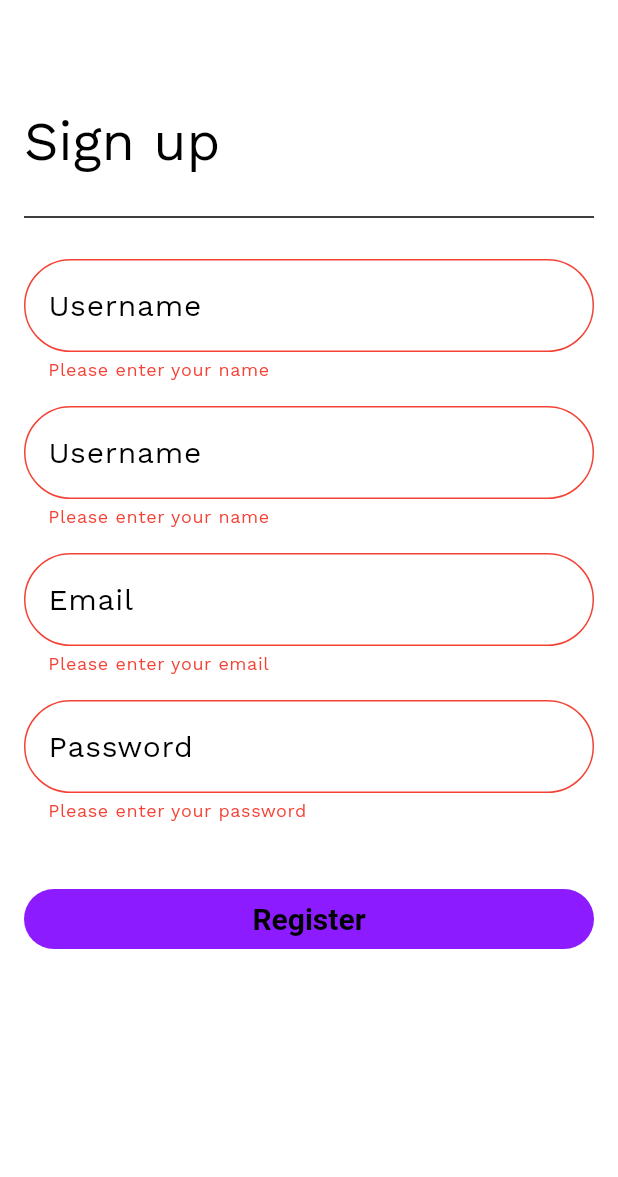
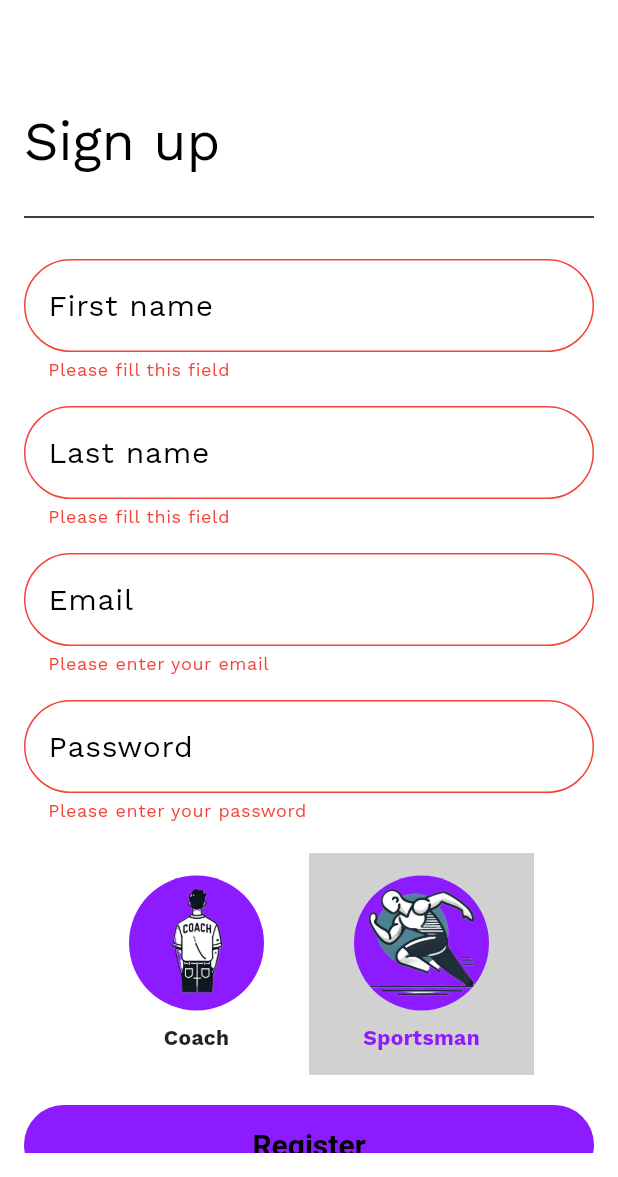
Before and after one commit to Harvar3105/finalThesis, a Flutter app: the RegisterView screen opened by its route, after a tap on "Register", on a phone screen of 412 x 824 dp, the part 59-1236 px from its top. Run offline on Flutter 3.47's test engine with Material 3 defaults, Android fonts, the phone set to English and light mode, and no system bars; our stand-ins replace cloud_firestore, firebase_auth, firebase_core, firebase_messaging, flutter_riverpod, freezed_annotation and 5 more; missing offline and left inert: dart:ffi; accounts and stored records are empty; generated files the repository leaves out were written again.

Commit message:
Registration fixed but no role control at now. Configured CustomAppBar

```diff
--- a/lib/app/domain/user.dart
+++ b/lib/app/domain/user.dart
@@ -32,7 +32,7 @@ class User extends Entity {
 
 @JsonSerializable()
 class UserPayload {
-  final Id userId;
+  final Id? userId;
   final String? firstName;
   final String? lastName;
   final String? phoneNumber;
@@ -43,7 +43,7 @@ class UserPayload {
   final String? fcmToken;
 
   const UserPayload({
-    required this.userId,
+    this.userId,
     this.firstName,
     this.lastName,
     this.phoneNumber,
@@ -68,6 +68,31 @@ class UserPayload {
     );
   }
 
+  //TODO: For some reason freezed object could not generate from json. Need to investigate
+  UserPayload copyWith({
+    Id? userId,
+    String? firstName,
+    String? lastName,
+    String? phoneNumber,
+    String? email,
+    String? avatarUrl,
+    String? aboutMe,
+    ERole? role,
+    String? fcmToken,
+  }) {
+    return UserPayload(
+      userId: userId ?? this.userId,
+      firstName: firstName ?? this.firstName,
+      lastName: lastName ?? this.lastName,
+      phoneNumber: phoneNumber ?? this.phoneNumber,
+      email: email ?? this.email,
+      avatarUrl: avatarUrl ?? this.avatarUrl,
+      aboutMe: aboutMe ?? this.aboutMe,
+      role: role ?? this.role,
+      fcmToken: fcmToken ?? this.fcmToken,
+    );
+  }
+
   factory UserPayload.fromJson(Map<String, dynamic> json) =>
       _$UserPayloadFromJson(json);
 
--- a/lib/app/helpers/validators.dart
+++ b/lib/app/helpers/validators.dart
@@ -1,6 +1,9 @@
 String? validateName(String? name) {
   if (name == null || name.isEmpty) {
-    return 'Please enter your name';
+    return 'Please fill this field';
+  }
+  if (name.contains(" ")){
+    return 'Should not contain spaces';
   }
   return null;
 }
@@ -27,5 +30,8 @@ String? validatePassword(String? password) {
   if (!RegExp(r'[A-Z]').hasMatch(password)) {
     return 'Password must contain at least one uppercase letter';
   }
+  if (!RegExp(r'[a-z]').hasMatch(password)) {
+    return 'Password must contain at least one lowercase letter';
+  }
   return null;
 }
--- a/lib/configurations/app_colours.dart
+++ b/lib/configurations/app_colours.dart
@@ -44,6 +44,8 @@ class AppColors {
   //Universal
   static const loginButtonTextColor = Colors.black;
   static const profileButtons = Colors.white70;
+  static const selectedButton = Colors.white;
+  static const unselectedButton = Color(0xFFBDBDBD);
 
 
   const AppColors._();
--- a/lib/configurations/strings.dart
+++ b/lib/configurations/strings.dart
@@ -60,7 +60,8 @@ class Strings {
   static const passChangeFailed = 'Failed to change password :(';
   static const userProfile = 'User Profile';
   static const userExists = 'User already exists!';
-  static const username = 'Username';
+  static const firstName = 'First name';
+  static const lastName = 'Last name';
 
   // Name and photo related strings
   static const updateSuccess = 'Name and photo updated successfully!';
--- a/lib/router.dart
+++ b/lib/router.dart
@@ -2,15 +2,18 @@ import 'package:final_thesis_app/views/user/authentication_view.dart';
 import 'package:final_thesis_app/views/user/register_view.dart';
 import 'package:flutter/cupertino.dart';
 import 'package:go_router/go_router.dart';
+
 final GoRouter router = GoRouter(
     routes: <RouteBase>[
         GoRoute(
+            name: 'Home',
             path: '/',
             builder: (BuildContext context, GoRouterState state) {
                 return const AuthenticationView();
             },
         ),
         GoRoute(
+            name: 'Register',
             path: '/register',
             builder: (BuildContext context, GoRouterState state) {
                 return const RegisterView();
--- a/lib/views/user/register_view.dart
+++ b/lib/views/user/register_view.dart
@@ -1,4 +1,10 @@
+import 'dart:developer';
+import 'dart:ffi';
+
+import 'package:final_thesis_app/app/domain/user.dart';
+import 'package:final_thesis_app/app/typedefs/e_role.dart';
 import 'package:final_thesis_app/views/widgets/buttons/custom_button.dart';
+import 'package:final_thesis_app/views/widgets/decorations/circle_image_with_text.dart';
 import 'package:final_thesis_app/views/widgets/decorations/divider_with_margins.dart';
 import 'package:final_thesis_app/views/widgets/fields/custom_text_form_field.dart';
 import 'package:flutter/material.dart';
@@ -25,14 +31,15 @@ class RegisterView extends ConsumerStatefulWidget {
 
 class RegisterViewState extends ConsumerState<RegisterView> {
   final _firstNameController = TextEditingController();
-  final _secondNameController = TextEditingController();
+  final _lastNameController = TextEditingController();
   final _emailController = TextEditingController();
   final _passwordController = TextEditingController();
   final _formKey = GlobalKey<FormState>();
+  final _isSelected = [false, true];
 
   @override
   void dispose() {
-    _secondNameController.dispose();
+    _lastNameController.dispose();
     _firstNameController.dispose();
     _emailController.dispose();
     _passwordController.dispose();
@@ -41,13 +48,19 @@ class RegisterViewState extends ConsumerState<RegisterView> {
 
   Future<void> _attemptRegister() async {
     if (_formKey.currentState!.validate()) {
-      final name = _firstNameController.text;
+      final firstName = _firstNameController.text;
+      final secondName = _lastNameController.text;
       final email = _emailController.text;
       final password = _passwordController.text;
+      final role = _isSelected[0] ? ERole.Coach : ERole.Sportsman;
 
       final authProvider = ref.read(authenticationServiceProvider.notifier);
-      await authProvider.registerWithEmailAndPassword(
-          email: email, name: name, password: password);
+      await authProvider.register(UserPayload(
+        firstName: firstName,
+        lastName: secondName,
+        email: email,
+        role: role
+      ), password);
     }
   }
 
@@ -56,12 +69,12 @@ class RegisterViewState extends ConsumerState<RegisterView> {
     CustomTextFormField firstNameFormField = CustomTextFormField(
       controller: _firstNameController,
       validator: validateName,
-        labelText: Strings.username,
+      labelText: Strings.firstName,
     );
     CustomTextFormField secondNameFormField = CustomTextFormField(
-        controller: _secondNameController,
+      controller: _lastNameController,
       validator: validateName,
-        labelText: Strings.username,
+      labelText: Strings.lastName,
     );
     CustomTextFormField emailFormField = CustomTextFormField(
       controller: _emailController,
@@ -71,8 +84,9 @@ class RegisterViewState extends ConsumerState<RegisterView> {
     );
     CustomTextFormField passwordFormField = CustomTextFormField(
       controller: _passwordController,
-        validator: validatePassword,
+      validator: validatePassword, //TODO: Should be controlled in Firebase. Investigate
       labelText: Strings.password,
+      obscureText: true,
     );
 
     CustomButton registerButton = CustomButton(
@@ -128,8 +142,33 @@ class RegisterViewState extends ConsumerState<RegisterView> {
                 emailFormField,
                 const SizedBox(height: 16),
                 passwordFormField,
-                const SizedBox(height: 40),
-                registerButton
+                const SizedBox(height: 20),
+                Center(
+                  child: ToggleButtons(
+                    isSelected: _isSelected,
+                    renderBorder: false,
+                    fillColor: Colors.grey.withAlpha(120),
+                    constraints: BoxConstraints(
+                      minWidth: 120,
+                      minHeight: 120,
+                    ),
+                    onPressed: (int index) {
+                      setState(() {
+                        for (int i = 0; i < _isSelected.length; i++) {
+                          _isSelected[i] = i == index;
+                        }
+                      });
+                    },
+                    children: [
+                      CircleImageWithText(horizontalPadding: 30, verticalPadding: 15,
+                          label: 'Coach', imagePath: 'assets/images/coach.png'),
+                      CircleImageWithText(horizontalPadding: 30, verticalPadding: 15,
+                          label: 'Sportsman', imagePath: 'assets/images/sportsman.png'),
+                    ],
+                  ),
+                ),
+                const SizedBox(height: 20),
+                registerButton,
               ],
             ),
           ),
--- a/lib/views/widgets/buttons/custom_button.dart
+++ b/lib/views/widgets/buttons/custom_button.dart
@@ -24,10 +24,11 @@ class CustomButton extends StatelessWidget {
   Widget build(BuildContext context) {
     return TextButton(
       style: TextButton.styleFrom(
+        padding: EdgeInsets.all(15),
         backgroundColor: backgroundColor ?? AppColors.primaryColorLight,
         foregroundColor: foregroundColor ?? AppColors.secondaryColorLight,
         textStyle: TextStyle(
-          fontSize: fontSize ?? 20,
+          fontSize: fontSize ?? 25,
           fontWeight: fontWeight ?? FontWeight.normal,
         ),
       ),
--- /dev/null
+++ b/lib/views/widgets/decorations/circle_image_with_text.dart
@@ -0,0 +1,43 @@
+import 'package:flutter/material.dart';
+
+class CircleImageWithText extends StatelessWidget{
+  final String label;
+  final String? imagePath;
+  final String? imageUrl;
+  final double verticalPadding;
+  final double horizontalPadding;
+  final bool isSelected;
+
+  const CircleImageWithText({
+    super.key,
+    required this.label,
+    this.imagePath,
+    this.imageUrl,
+    this.verticalPadding = 0,
+    this.horizontalPadding = 0,
+    this.isSelected = false
+  });
+
+  @override
+  Widget build(BuildContext context) {
+    return Padding(
+      padding: EdgeInsets.symmetric(vertical: verticalPadding, horizontal: horizontalPadding,),
+      child: Column(
+        mainAxisSize: MainAxisSize.min,
+        children: [
+          CircleAvatar(
+            radius: 45,
+            backgroundImage: (imagePath != null ? AssetImage(imagePath!) :
+            imageUrl != null ? NetworkImage(imageUrl!) :
+            AssetImage('assets/images/user.png')) as ImageProvider, // Или NetworkImage
+          ),
+          SizedBox(height: 8),
+          Text(
+            label,
+            style: TextStyle(fontSize: 14, fontWeight: FontWeight.bold),
+          ),
+        ],
+      ),
+    );
+  }
+}
--- a/lib/views/widgets/fields/custom_text_form_field.dart
+++ b/lib/views/widgets/fields/custom_text_form_field.dart
@@ -5,6 +5,7 @@ class CustomTextFormField extends StatelessWidget {
   final FormFieldValidator<String>? validator;
   final String? labelText;
   final TextInputType? keyboardType;
+  final obscureText;
 
   const CustomTextFormField({
     super.key,
@@ -12,6 +13,7 @@ class CustomTextFormField extends StatelessWidget {
     this.validator,
     this.labelText,
     this.keyboardType,
+    this.obscureText = false,
   });
 
   @override
@@ -24,7 +26,7 @@ class CustomTextFormField extends StatelessWidget {
           borderRadius: BorderRadius.all(Radius.circular(100)),
         ),
       ),
-      obscureText: true,
+      obscureText: obscureText,
       validator: validator,
       keyboardType: keyboardType,
     );
--- a/pubspec.yaml
+++ b/pubspec.yaml
@@ -94,9 +94,9 @@ flutter:
 
   # To add assets to your application, add an assets section, like this:
   assets:
-     - assets/animations/
-     - assets/images/
-     - assets/map_styles/
+      -  assets/animations/
+      -  assets/images/
+      -  assets/map_styles/
 
   # An image asset can refer to one or more resolution-specific "variants", see
   # https://flutter.dev/to/resolution-aware-images
```
Also changed, not shown: lib/app/services/authentication/authentication_service.dart (+5 -7 lines), lib/views/main_view.dart (+2 -38 lines), lib/views/user/login_view.dart (+5 -3 lines), lib/views/widgets/custom_app_bar.dart (added, +95 -0 lines), assets/images/coach.png (added), assets/images/sportsman.png (added), assets/images/user.png (added). Lines whose indentation alone changed are shown as unchanged.
